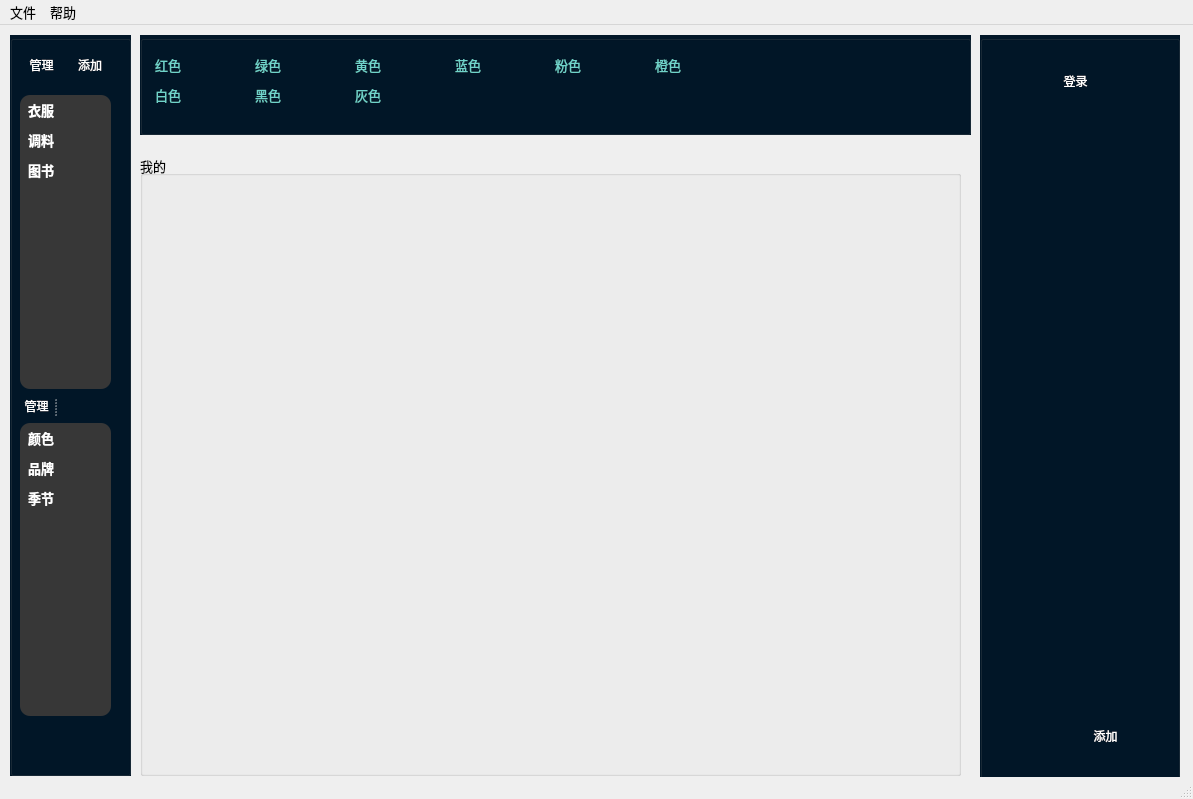
RachelWealth/IoT-course-practice, file code/ui/managerUI.ui: the form before one commit.
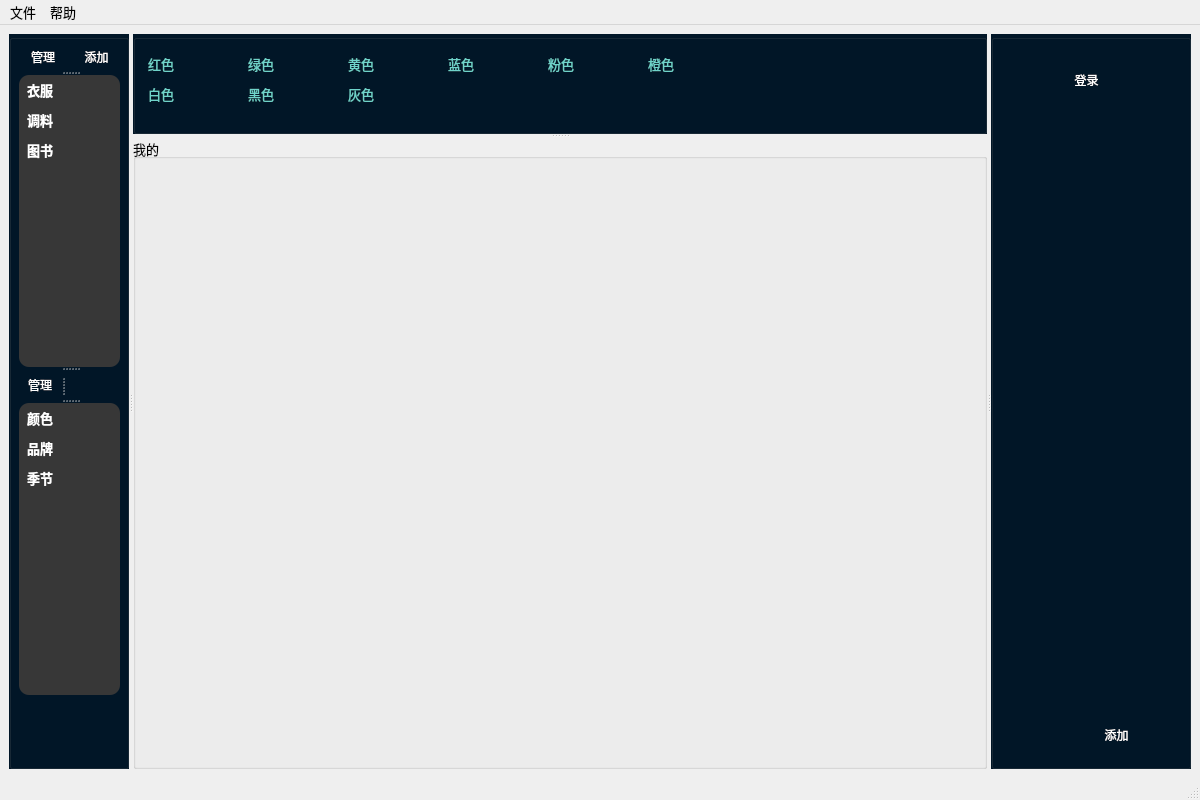
The form after the commit.

```diff
--- a/code/ui/managerUI.ui
+++ b/code/ui/managerUI.ui
@@ -9,10 +9,16 @@
    <rect>
     <x>0</x>
     <y>0</y>
-    <width>1193</width>
-    <height>799</height>
+    <width>1200</width>
+    <height>800</height>
    </rect>
   </property>
+  <property name="minimumSize">
+   <size>
+    <width>1200</width>
+    <height>800</height>
+   </size>
+  </property>
   <property name="font">
    <font>
     <pointsize>10</pointsize>
@@ -28,30 +34,44 @@
    <bool>false</bool>
   </property>
   <widget class="QWidget" name="centralwidget">
+   <layout class="QGridLayout" name="gridLayout_2">
+    <item row="0" column="0">
+     <widget class="QSplitter" name="splitter_4">
+      <property name="orientation">
+       <enum>Qt::Horizontal</enum>
+      </property>
    <widget class="QGroupBox" name="groupBox_4">
+       <property name="minimumSize">
+        <size>
+         <width>120</width>
+         <height>0</height>
+        </size>
+       </property>
+       <property name="maximumSize">
+        <size>
+         <width>120</width>
+         <height>16777215</height>
+        </size>
+       </property>
+       <property name="styleSheet">
+        <string notr="true">background-color:rgb(1,22,39);</string>
+       </property>
+       <property name="title">
+        <string/>
+       </property>
+       <widget class="QSplitter" name="splitter_2">
     <property name="geometry">
      <rect>
       <x>10</x>
       <y>10</y>
-      <width>121</width>
-      <height>741</height>
-     </rect>
-    </property>
-    <property name="styleSheet">
-     <string notr="true">background-color:rgb(1,22,39);</string>
-    </property>
-    <property name="title">
-     <string/>
+          <width>101</width>
+          <height>651</height>
+         </rect>
+        </property>
+        <property name="orientation">
+         <enum>Qt::Vertical</enum>
     </property>
     <widget class="QWidget" name="layoutWidget">
-     <property name="geometry">
-      <rect>
-       <x>10</x>
-       <y>10</y>
-       <width>91</width>
-       <height>41</height>
-      </rect>
-     </property>
      <layout class="QHBoxLayout" name="horizontalLayout">
       <property name="sizeConstraint">
        <enum>QLayout::SetNoConstraint</enum>
@@ -81,14 +101,6 @@
      </layout>
     </widget>
     <widget class="QListWidget" name="listWidget">
-     <property name="geometry">
-      <rect>
-       <x>10</x>
-       <y>60</y>
-       <width>91</width>
-       <height>294</height>
-      </rect>
-     </property>
      <property name="minimumSize">
       <size>
        <width>0</width>
@@ -211,15 +223,33 @@
       </property>
      </item>
     </widget>
+        <widget class="QSplitter" name="splitter">
+         <property name="orientation">
+          <enum>Qt::Horizontal</enum>
+         </property>
+         <widget class="QPushButton" name="button_manager_2">
+          <property name="tabletTracking">
+           <bool>true</bool>
+          </property>
+          <property name="styleSheet">
+           <string notr="true">border:none;
+color:white;</string>
+          </property>
+          <property name="text">
+           <string>管理</string>
+          </property>
+         </widget>
+         <widget class="QPushButton" name="buttonAddObj_4">
+          <property name="styleSheet">
+           <string notr="true">border:none;
+color:white;</string>
+          </property>
+          <property name="text">
+           <string/>
+          </property>
+         </widget>
+        </widget>
     <widget class="QListWidget" name="listWidget_2">
-     <property name="geometry">
-      <rect>
-       <x>10</x>
-       <y>388</y>
-       <width>91</width>
-       <height>293</height>
-      </rect>
-     </property>
      <property name="minimumSize">
       <size>
        <width>0</width>
@@ -316,148 +346,16 @@
       </property>
      </item>
     </widget>
-    <widget class="QSplitter" name="splitter">
-     <property name="geometry">
-      <rect>
-       <x>10</x>
-       <y>360</y>
-       <width>81</width>
-       <height>21</height>
-      </rect>
-     </property>
+       </widget>
+      </widget>
+      <widget class="QSplitter" name="splitter_3">
      <property name="orientation">
-      <enum>Qt::Horizontal</enum>
-     </property>
-     <widget class="QPushButton" name="button_manager_2">
-      <property name="tabletTracking">
-       <bool>true</bool>
-      </property>
-      <property name="styleSheet">
-       <string notr="true">border:none;
-color:white;</string>
-      </property>
-      <property name="text">
-       <string>管理</string>
-      </property>
-     </widget>
-     <widget class="QPushButton" name="buttonAddObj_4">
-      <property name="styleSheet">
-       <string notr="true">border:none;
-color:white;</string>
-      </property>
-      <property name="text">
-       <string/>
-      </property>
-     </widget>
-    </widget>
-   </widget>
-   <widget class="QGroupBox" name="groupBox_2">
-    <property name="geometry">
-     <rect>
-      <x>140</x>
-      <y>130</y>
-      <width>821</width>
-      <height>621</height>
-     </rect>
-    </property>
-    <property name="title">
-     <string>我的</string>
-    </property>
-   </widget>
-   <widget class="QGroupBox" name="groupBox_3">
-    <property name="geometry">
-     <rect>
-      <x>980</x>
-      <y>10</y>
-      <width>200</width>
-      <height>751</height>
-     </rect>
-    </property>
-    <property name="maximumSize">
-     <size>
-      <width>200</width>
-      <height>16777215</height>
-     </size>
-    </property>
-    <property name="styleSheet">
-     <string notr="true">background-color:rgb(1,22,39);</string>
-    </property>
-    <property name="title">
-     <string/>
-    </property>
-    <widget class="QLabel" name="labelID">
-     <property name="geometry">
-      <rect>
-       <x>20</x>
-       <y>80</y>
-       <width>141</width>
-       <height>41</height>
-      </rect>
-     </property>
-     <property name="styleSheet">
-      <string notr="true">font: 10pt &quot;宋体&quot;;
-color:white;
-</string>
-     </property>
-     <property name="text">
-      <string/>
-     </property>
-    </widget>
-    <widget class="QPushButton" name="buttonAddMb">
-     <property name="geometry">
-      <rect>
-       <x>90</x>
-       <y>680</y>
-       <width>71</width>
-       <height>41</height>
-      </rect>
-     </property>
-     <property name="styleSheet">
-      <string notr="true">color:rgb(255, 255, 255);
-font: 10pt &quot;宋体&quot;;
-border:none;</string>
-     </property>
-     <property name="text">
-      <string>添加</string>
-     </property>
-    </widget>
-    <widget class="QPushButton" name="buttonLogIn">
-     <property name="geometry">
-      <rect>
-       <x>10</x>
-       <y>20</y>
-       <width>171</width>
-       <height>51</height>
-      </rect>
-     </property>
-     <property name="layoutDirection">
-      <enum>Qt::LeftToRight</enum>
-     </property>
-     <property name="autoFillBackground">
-      <bool>false</bool>
-     </property>
-     <property name="styleSheet">
-      <string notr="true">color:white;
-font: 14pt &quot;宋体&quot;;
-border:none;</string>
-     </property>
-     <property name="text">
-      <string>登录</string>
-     </property>
-    </widget>
-   </widget>
+        <enum>Qt::Vertical</enum>
+       </property>
    <widget class="QGroupBox" name="groupBox">
-    <property name="geometry">
-     <rect>
-      <x>140</x>
-      <y>10</y>
-      <width>831</width>
-      <height>100</height>
-     </rect>
-    </property>
     <property name="minimumSize">
      <size>
-      <width>0</width>
+          <width>700</width>
       <height>50</height>
      </size>
     </property>
@@ -615,6 +513,95 @@
      </item>
     </layout>
    </widget>
+       <widget class="QGroupBox" name="groupBox_2">
+        <property name="title">
+         <string>我的</string>
+        </property>
+       </widget>
+      </widget>
+      <widget class="QGroupBox" name="groupBox_3">
+       <property name="minimumSize">
+        <size>
+         <width>130</width>
+         <height>0</height>
+        </size>
+       </property>
+       <property name="maximumSize">
+        <size>
+         <width>200</width>
+         <height>16777215</height>
+        </size>
+       </property>
+       <property name="styleSheet">
+        <string notr="true">background-color:rgb(1,22,39);</string>
+       </property>
+       <property name="title">
+        <string/>
+       </property>
+       <widget class="QLabel" name="labelID">
+        <property name="geometry">
+         <rect>
+          <x>20</x>
+          <y>80</y>
+          <width>141</width>
+          <height>41</height>
+         </rect>
+        </property>
+        <property name="styleSheet">
+         <string notr="true">font: 10pt &quot;宋体&quot;;
+color:white;
+</string>
+        </property>
+        <property name="text">
+         <string/>
+        </property>
+       </widget>
+       <widget class="QPushButton" name="buttonAddMb">
+        <property name="geometry">
+         <rect>
+          <x>90</x>
+          <y>680</y>
+          <width>71</width>
+          <height>41</height>
+         </rect>
+        </property>
+        <property name="styleSheet">
+         <string notr="true">color:rgb(255, 255, 255);
+font: 10pt &quot;宋体&quot;;
+border:none;</string>
+        </property>
+        <property name="text">
+         <string>添加</string>
+        </property>
+       </widget>
+       <widget class="QPushButton" name="buttonLogIn">
+        <property name="geometry">
+         <rect>
+          <x>10</x>
+          <y>20</y>
+          <width>171</width>
+          <height>51</height>
+         </rect>
+        </property>
+        <property name="layoutDirection">
+         <enum>Qt::LeftToRight</enum>
+        </property>
+        <property name="autoFillBackground">
+         <bool>false</bool>
+        </property>
+        <property name="styleSheet">
+         <string notr="true">color:white;
+font: 14pt &quot;宋体&quot;;
+border:none;</string>
+        </property>
+        <property name="text">
+         <string>登录</string>
+        </property>
+       </widget>
+      </widget>
+     </widget>
+    </item>
+   </layout>
   </widget>
   <widget class="QStatusBar" name="statusbar"/>
   <widget class="QMenuBar" name="menuBar">
@@ -622,7 +609,7 @@
     <rect>
      <x>0</x>
      <y>0</y>
-     <width>1193</width>
+     <width>1200</width>
      <height>26</height>
     </rect>
    </property>
```
Lines whose indentation alone changed are shown as unchanged.
